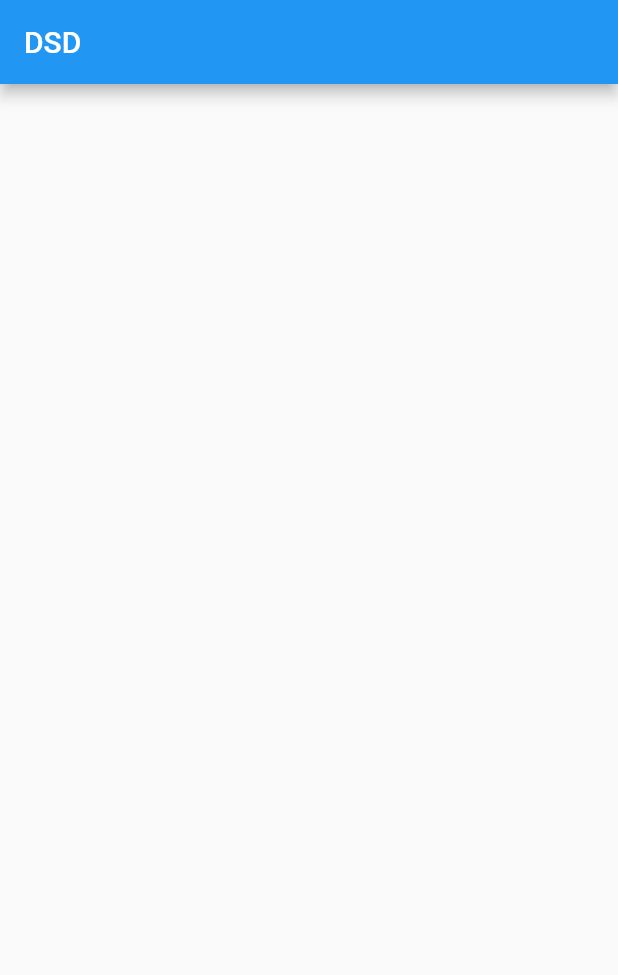
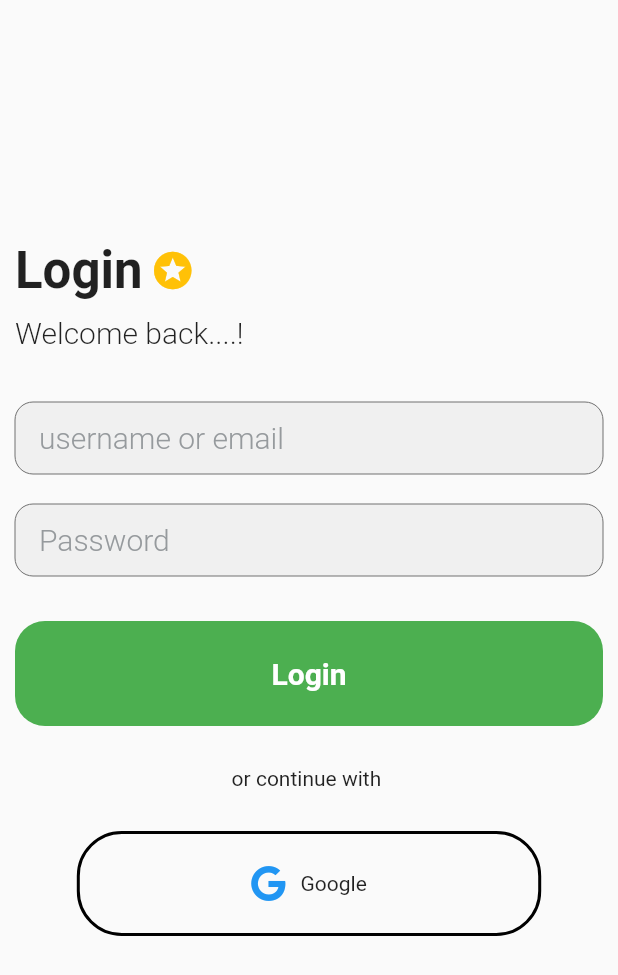
Before and after one commit to naiadsd/dsdf, a Flutter app: the screen it shows after launch, on a phone screen of 412 x 824 dp. Shown: the top 975 px of the screen. Run offline on Flutter 3.47's test engine with Material 2 defaults, Android fonts, the phone set to English and light mode, and no system bars; our stand-ins replace firebase_auth, firebase_core, font_awesome_flutter, google_sign_in, hooks_riverpod; accounts and stored records are empty.

Commit message:
added login screen

```diff
--- a/lib/main.dart
+++ b/lib/main.dart
@@ -31,7 +31,7 @@ class App extends ConsumerWidget {
   @override
   Widget build(BuildContext context, WidgetRef ref) {
     return MaterialApp(
-      title: 'DSD',
+      // title: 'DSD',
       darkTheme: ThemeData(
         brightness: Brightness.dark,
         primarySwatch: Colors.blueGrey,
@@ -44,9 +44,6 @@ class App extends ConsumerWidget {
       themeMode: ThemeMode.light,
       debugShowCheckedModeBanner: false,
       home: Scaffold(
-        appBar: AppBar(
-          title: const Text('DSD'),
-        ),
         body: Consumer(builder: ((context, ref, child) {
           final isloggedin = ref.watch(isLoggedInProvider);
           //final authProvider = ref.read(authStateProvider.notifier);
@@ -76,7 +73,7 @@ class MyApp extends ConsumerWidget {
       ),
       theme: ThemeData(
         brightness: Brightness.light,
-        primarySwatch: Colors.blue,
+        primarySwatch: Colors.purple,
       ),
       themeMode: ThemeMode.light,
       debugShowCheckedModeBanner: false,
@@ -134,7 +131,7 @@ class CustomerList extends StatelessWidget {
     return Scaffold(
         appBar: AppBar(
           title: Text("Customers"),
-          backgroundColor: Colors.cyan,
+          backgroundColor: Color.fromARGB(255, 159, 0, 212),
           centerTitle: true,
         ),
         body: Center(
--- a/lib/views/login/login.dart
+++ b/lib/views/login/login.dart
@@ -1,16 +1,150 @@
+import 'package:dsd/state/auth/providers/auth_state_provider.dart';
+import 'package:dsd/views/login/google_button.dart';
 import 'package:flutter/material.dart';
-import 'package:flutter/src/widgets/container.dart';
-import 'package:flutter/src/widgets/framework.dart';
+import 'package:hooks_riverpod/hooks_riverpod.dart';
 
-class Login extends StatelessWidget {
+class Login extends ConsumerWidget {
   const Login({super.key});
 
   @override
-  Widget build(BuildContext context) {
+  Widget build(BuildContext context, WidgetRef ref) {
+    final TextEditingController emailController = TextEditingController();
+    final TextEditingController passwordController = TextEditingController();
+    final size = MediaQuery.of(context).size;
     return Scaffold(
-      body: SingleChildScrollView(
-        child: Column(
-          children: [SizedBox()],
+      body: Container(
+        padding: const EdgeInsets.all(10),
+        child: SingleChildScrollView(
+          child: Column(
+            mainAxisAlignment: MainAxisAlignment.start,
+            crossAxisAlignment: CrossAxisAlignment.start,
+            children: [
+              const SizedBox(
+                height: 150,
+              ),
+              Row(
+                mainAxisAlignment: MainAxisAlignment.start,
+                crossAxisAlignment: CrossAxisAlignment.center,
+                children: const [
+                  Text(
+                    'Login',
+                    style: TextStyle(fontSize: 34, fontWeight: FontWeight.w700),
+                  ),
+                  SizedBox(
+                    width: 5,
+                  ),
+                  Icon(
+                    Icons.stars,
+                    color: Colors.amber,
+                    size: 30,
+                  ),
+                ],
+              ),
+              const SizedBox(
+                height: 10,
+              ),
+              const Text(
+                'Welcome back....!',
+                style: TextStyle(fontSize: 20, fontWeight: FontWeight.w300),
+              ),
+              const SizedBox(
+                height: 35,
+              ),
+              DSInput(emailController, 'username or email'),
+              const SizedBox(
+                height: 20,
+              ),
+              DSInput(passwordController, 'Password'),
+              const SizedBox(
+                height: 30,
+              ),
+              Container(
+                width: size.width,
+                height: 70,
+                padding:
+                    const EdgeInsets.symmetric(horizontal: 20, vertical: 10),
+                alignment: Alignment.center,
+                decoration: BoxDecoration(
+                    color: Colors.green,
+                    borderRadius: BorderRadius.circular(20)),
+                child: const Text(
+                  'Login',
+                  style: TextStyle(
+                      color: Colors.white,
+                      fontSize: 20,
+                      fontWeight: FontWeight.w700),
+                ),
+              ),
+              const SizedBox(
+                height: 20,
+              ),
+              Container(
+                alignment: Alignment.center,
+                height: 30,
+                margin: EdgeInsets.symmetric(horizontal: size.width * 0.1),
+                child: const Text('or continue with '),
+              ),
+              const SizedBox(
+                height: 20,
+              ),
+              Container(
+                alignment: Alignment.center,
+                height: 70,
+                margin: EdgeInsets.symmetric(horizontal: size.width * 0.1),
+                decoration: BoxDecoration(
+                    border: Border.all(
+                      style: BorderStyle.solid,
+                      width: 2.0,
+                    ),
+                    borderRadius: BorderRadius.circular(30)),
+                child: GestureDetector(
+                  child: const GoogleButton(),
+                  onTap: () {
+                    print('tappd');
+                    final authProvider = ref.read(authStateProvider.notifier);
+                    authProvider.loginWithGoogle();
+                  },
+                ),
+              ),
+            ],
+          ),
+        ),
+      ),
+    );
+  }
+
+  Widget DSInput(TextEditingController emailController, String hint) {
+    return TextField(
+      obscureText: false,
+      textAlign: TextAlign.start,
+      style: const TextStyle(
+        color: Colors.black,
+        fontWeight: FontWeight.w500,
+      ),
+      controller: emailController,
+      decoration: InputDecoration(
+        contentPadding: const EdgeInsets.fromLTRB(16, 0, 0, 0),
+        hintText: hint,
+        //   fillColor: Theme.of(context).backgroundColor,
+        filled: true,
+        errorStyle: const TextStyle(height: 0, color: Colors.transparent),
+        hintStyle: const TextStyle(
+          fontSize: 20,
+          color: Color(0xFF969A9D),
+          fontWeight: FontWeight.w300,
+        ),
+        border: OutlineInputBorder(
+            borderRadius: BorderRadius.circular(12),
+            borderSide: const BorderSide(color: Color(0xFF707070), width: 0)),
+        enabledBorder: OutlineInputBorder(
+            borderRadius: BorderRadius.circular(12),
+            borderSide: const BorderSide(color: Color(0xFF707070), width: 0)),
+        focusedBorder: OutlineInputBorder(
+            borderRadius: BorderRadius.circular(12),
+            borderSide: const BorderSide(color: Color(0xFF707070), width: 0)),
+        errorBorder: OutlineInputBorder(
+          borderRadius: BorderRadius.circular(12),
+          borderSide: const BorderSide(color: Colors.red, width: 1.5),
         ),
       ),
     );
--- a/lib/views/login/login_view.dart
+++ b/lib/views/login/login_view.dart
@@ -67,12 +67,23 @@ class LoginView extends ConsumerWidget {
                     }
                   },
                   child: const Text('Login')),
-              GestureDetector(
-                child: const GoogleButton(),
-                onTap: () {
-                  final authProvider = ref.read(authStateProvider.notifier);
-                  authProvider.loginWithGoogle();
-                },
+              Container(
+                height: 100,
+                color: Colors.amber,
+                decoration: BoxDecoration(
+                  border: Border.all(
+                    color: Colors.red,
+                    style: BorderStyle.solid,
+                    width: 2.0,
+                  ),
+                ),
+                child: GestureDetector(
+                  child: const GoogleButton(),
+                  onTap: () {
+                    final authProvider = ref.read(authStateProvider.notifier);
+                    authProvider.loginWithGoogle();
+                  },
+                ),
               ),
             ],
           ),
```
